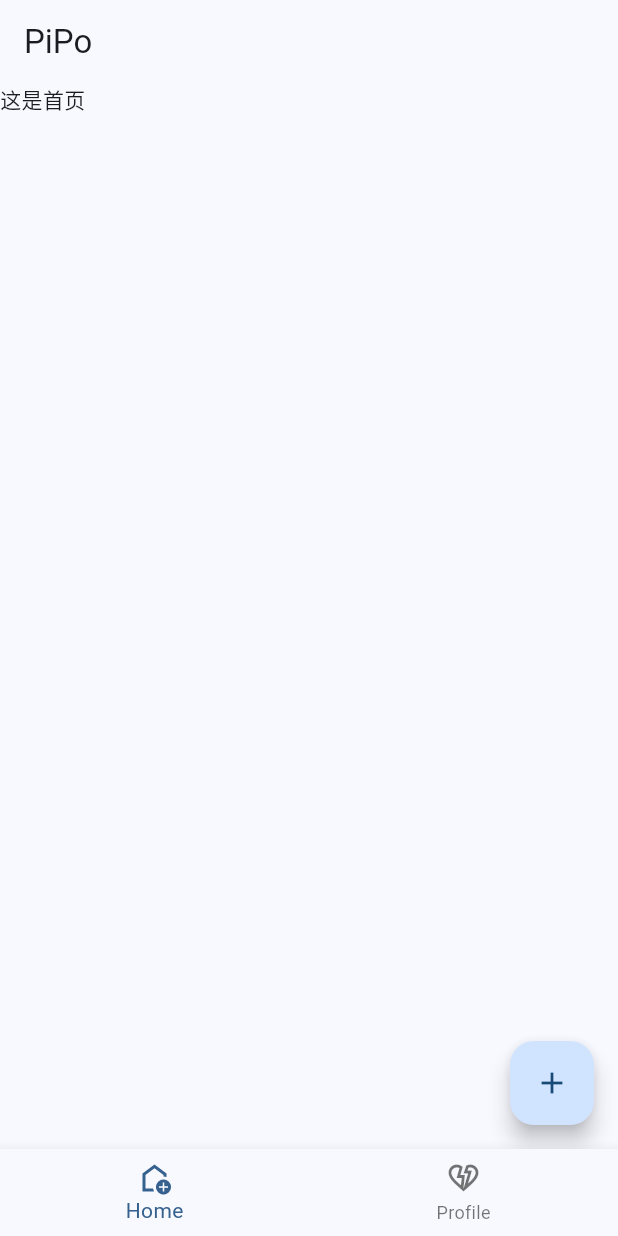
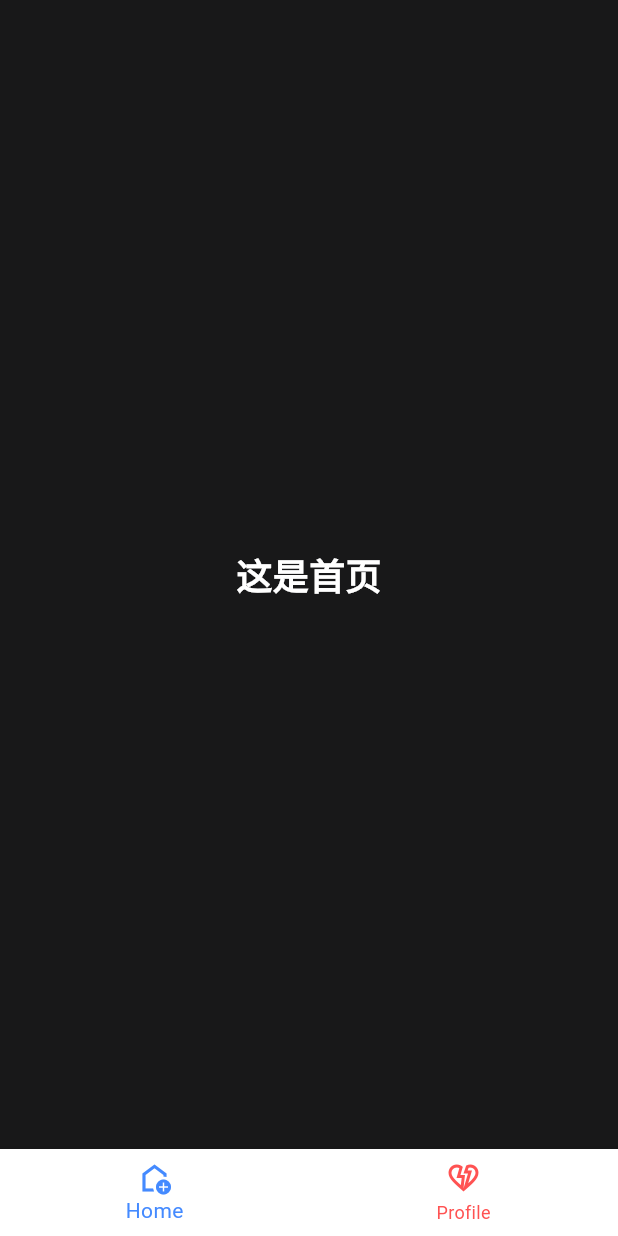
Before and after one commit to ElonWeng/paopaoAccounting, a Flutter app: the screen it shows after launch, on a phone screen of 412 x 824 dp. Run offline on Flutter 3.47's test engine with Material 3 defaults, Android fonts, the phone set to English and light mode, and no system bars; our stand-ins replace dio, shared_preferences, video_player.

Commit message:
update bg color of home page and me page

```diff
--- a/lib/ui/main/home/HomePage.dart
+++ b/lib/ui/main/home/HomePage.dart
@@ -1,44 +1,42 @@
-
 import 'package:flutter/material.dart';
 
-class HomePage extends StatefulWidget{
+class HomePage extends StatefulWidget {
   const HomePage({Key? key}) : super(key: key);
 
   @override
   State<HomePage> createState() => _HomePageState();
-
-
 }
 
-class _HomePageState extends State<HomePage>{
-  int _counter = 0;
-
-  void _incrementCounter() {
-    setState(() {
-      // This call to setState tells the Flutter framework that something has
-      // changed in this State, which causes it to rerun the build method below
-      // so that the display can reflect the updated values. If we changed
-      // _counter without calling setState(), then the build method would not be
-      // called again, and so nothing would appear to happen.
-      _counter++;
-    });
-  }
-
-
+class _HomePageState extends State<HomePage> {
   @override
   Widget build(BuildContext context) {
     return Scaffold(
-      body: Column(
+      // 背景容器覆盖整个页面
+      body: Stack(
         children: [
-          Text('这是首页')
+          // 黑色背景，90%透明度
+          Container(
+            color: Colors.black.withOpacity(0.9),
+          ),
+          // 内容布局
+          Column(
+            mainAxisAlignment: MainAxisAlignment.center,
+            crossAxisAlignment: CrossAxisAlignment.center,
+            children: const [
+              Center(
+                child: Text(
+                  '这是首页',
+                  style: TextStyle(
+                    fontSize: 24,
+                    fontWeight: FontWeight.bold,
+                    color: Colors.white, // 文本颜色为白色，确保在深色背景上清晰显示
+                  ),
+                ),
+              ),
+            ],
+          ),
         ],
       ),
-      floatingActionButton: FloatingActionButton(
-        onPressed: _incrementCounter,
-        tooltip: 'Increment',
-        child: const Icon(Icons.add),
-      ), //
     );
   }
-
 }
--- a/lib/ui/main_page.dart
+++ b/lib/ui/main_page.dart
@@ -1,12 +1,9 @@
 import 'package:flutter/material.dart';
-import 'package:paopao_accounting/base/config/routes.dart';
+import 'package:flutter/services.dart';
 import 'package:paopao_accounting/ui/main/home/HomePage.dart';
 import 'package:paopao_accounting/ui/me/me_page.dart';
 
 import '../base/util/localization_service.dart';
-import '../base/util/routes_util.dart';
-import '../base/widget/base_page.dart';
-import '../base/widget/bottom_bar.dart';
 
 class MainPage extends StatefulWidget {
   const MainPage({Key? key}) : super(key: key);
@@ -17,6 +14,7 @@ class MainPage extends StatefulWidget {
 
 class _MainPageState extends State<MainPage> {
   int _selectedIndex = 0;
+
   static const List<Widget> _widgetOptions = <Widget>[
     HomePage(),
     MePage(),
@@ -30,26 +28,44 @@ class _MainPageState extends State<MainPage> {
 
   @override
   Widget build(BuildContext context) {
+    // 设置状态栏为透明并覆盖内容
+    SystemChrome.setSystemUIOverlayStyle(
+      const SystemUiOverlayStyle(
+        statusBarColor: Colors.transparent, // 状态栏透明
+        statusBarIconBrightness: Brightness.light, // 状态栏图标为白色
+      ),
+    );
+
     return Scaffold(
-      appBar: AppBar(
-        title: Text(LocalizationService.of(context).translate('app_name')),
-      ),
-      body: Center(
-        child: _widgetOptions.elementAt(_selectedIndex),
+      extendBodyBehindAppBar: true, // 让背景扩展到状态栏
+      body: Stack(
+        children: [
+          // 背景设置为纯黑
+          Container(
+            color: Colors.black.withOpacity(0.9),
+          ),
+          // 内容布局
+          Center(
+            child: _widgetOptions.elementAt(_selectedIndex),
+          ),
+        ],
       ),
       bottomNavigationBar: BottomNavigationBar(
         items: [
           BottomNavigationBarItem(
-            icon: Icon(Icons.add_home_outlined),
+            icon: const Icon(Icons.add_home_outlined),
             label: LocalizationService.of(context).translate('home'),
           ),
           BottomNavigationBarItem(
-            icon: Icon(Icons.heart_broken_outlined),
+            icon: const Icon(Icons.heart_broken_outlined),
             label: LocalizationService.of(context).translate('profile'),
           ),
         ],
         currentIndex: _selectedIndex,
         onTap: _onItemTapped,
+        backgroundColor: Colors.white, // 底部导航栏背景黑色
+        selectedItemColor: Colors.blueAccent, // 选中图标和文字的颜色
+        unselectedItemColor: Colors.redAccent, // 未选中图标和文字的颜色
       ),
     );
   }
```
Also changed, not shown: lib/ui/me/me_page.dart (+15 -17 lines).
